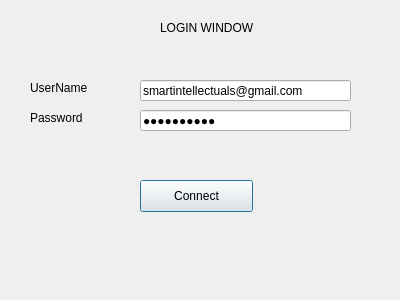
Old version of the form UI/loginwindow.ui in the repository mhassanrahman/obs-studio.
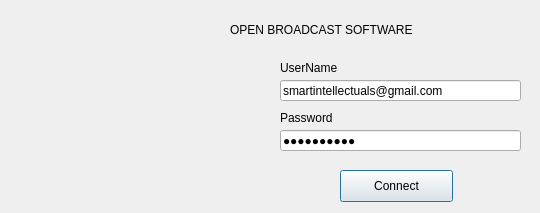
New version of the form. Icons and pictures are not drawn.

Commit message: Login Dialog updated ...

Diff of the .ui file:
```diff
--- a/UI/loginwindow.ui
+++ b/UI/loginwindow.ui
@@ -6,8 +6,8 @@
    <rect>
     <x>0</x>
     <y>0</y>
-    <width>400</width>
-    <height>300</height>
+    <width>540</width>
+    <height>213</height>
    </rect>
   </property>
   <property name="windowTitle">
@@ -16,21 +16,21 @@
   <widget class="QLabel" name="label">
    <property name="geometry">
     <rect>
-     <x>160</x>
+     <x>230</x>
      <y>20</y>
-     <width>101</width>
-     <height>16</height>
+     <width>191</width>
+     <height>20</height>
     </rect>
    </property>
    <property name="text">
-    <string>LOGIN WINDOW</string>
+    <string>OPEN BROADCAST SOFTWARE</string>
    </property>
   </widget>
   <widget class="QPushButton" name="pbConnect">
    <property name="geometry">
     <rect>
-     <x>140</x>
-     <y>180</y>
+     <x>340</x>
+     <y>170</y>
      <width>113</width>
      <height>32</height>
     </rect>
@@ -42,8 +42,8 @@
   <widget class="QLabel" name="lbUserName">
    <property name="geometry">
     <rect>
-     <x>30</x>
-     <y>80</y>
+     <x>280</x>
+     <y>60</y>
      <width>91</width>
      <height>16</height>
     </rect>
@@ -55,7 +55,7 @@
   <widget class="QLabel" name="lbPassword">
    <property name="geometry">
     <rect>
-     <x>30</x>
+     <x>280</x>
      <y>110</y>
      <width>91</width>
      <height>16</height>
@@ -68,9 +68,9 @@
   <widget class="QLineEdit" name="leUserName">
    <property name="geometry">
     <rect>
-     <x>140</x>
+     <x>280</x>
      <y>80</y>
-     <width>211</width>
+     <width>241</width>
      <height>21</height>
     </rect>
    </property>
@@ -81,9 +81,9 @@
   <widget class="QLineEdit" name="lePassword">
    <property name="geometry">
     <rect>
-     <x>140</x>
-     <y>110</y>
-     <width>211</width>
+     <x>280</x>
+     <y>130</y>
+     <width>241</width>
      <height>21</height>
     </rect>
    </property>
@@ -94,6 +94,25 @@
     <enum>QLineEdit::Password</enum>
    </property>
   </widget>
+  <widget class="QLabel" name="lbDigiFlixImage">
+   <property name="geometry">
+    <rect>
+     <x>20</x>
+     <y>60</y>
+     <width>241</width>
+     <height>91</height>
+    </rect>
+   </property>
+   <property name="text">
+    <string/>
+   </property>
+   <property name="pixmap">
+    <pixmap resource="forms/obs.qrc">:/res/images/OBS_WELCOME.png</pixmap>
+   </property>
+   <property name="scaledContents">
+    <bool>true</bool>
+   </property>
+  </widget>
  </widget>
  <resources/>
  <connections/>
```
Left out of the diff: 6 changed lines with no effect on the pictures. The commit also changes 1 other file.
